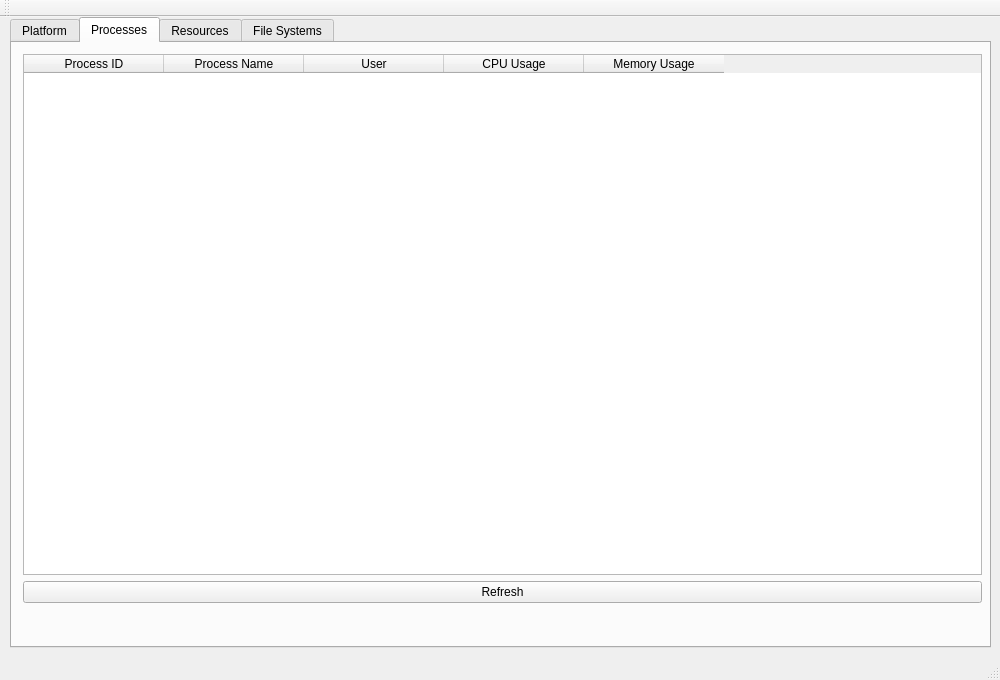
The window that mainwindow.ui (stoic1979/QtSysMonitor) describes before a commit, drawn with Qt 5.
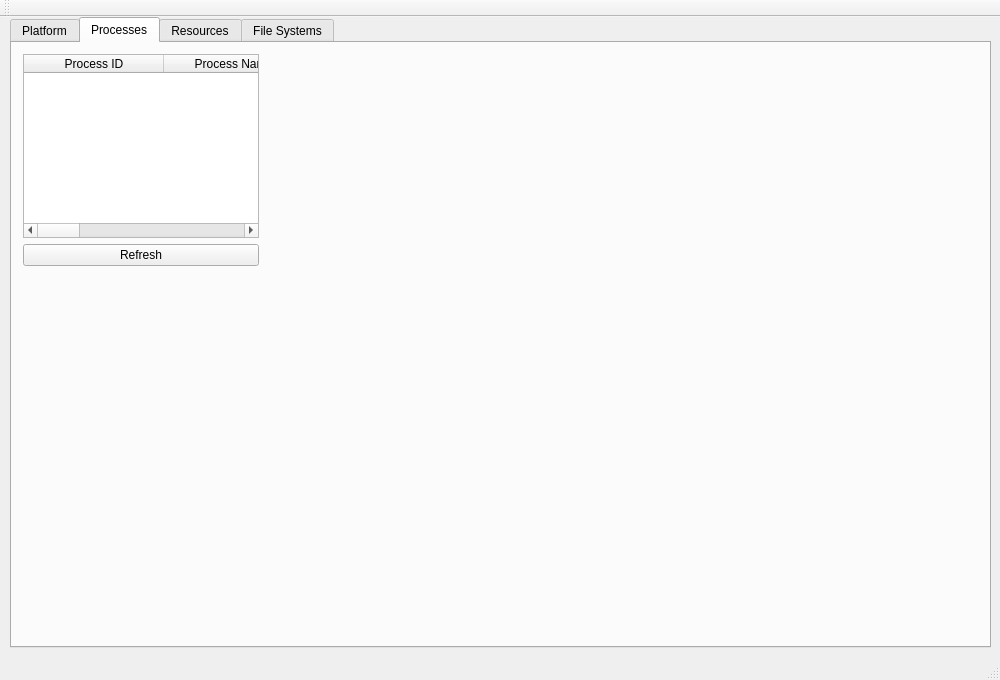
The same window after the commit. The open tabs and pages were chosen to show the change.

```diff
--- a/mainwindow.ui
+++ b/mainwindow.ui
@@ -145,8 +145,8 @@
        <rect>
         <x>0</x>
         <y>0</y>
-        <width>981</width>
-        <height>571</height>
+        <width>258</width>
+        <height>234</height>
        </rect>
       </property>
       <layout class="QVBoxLayout" name="verticalLayout">
```
